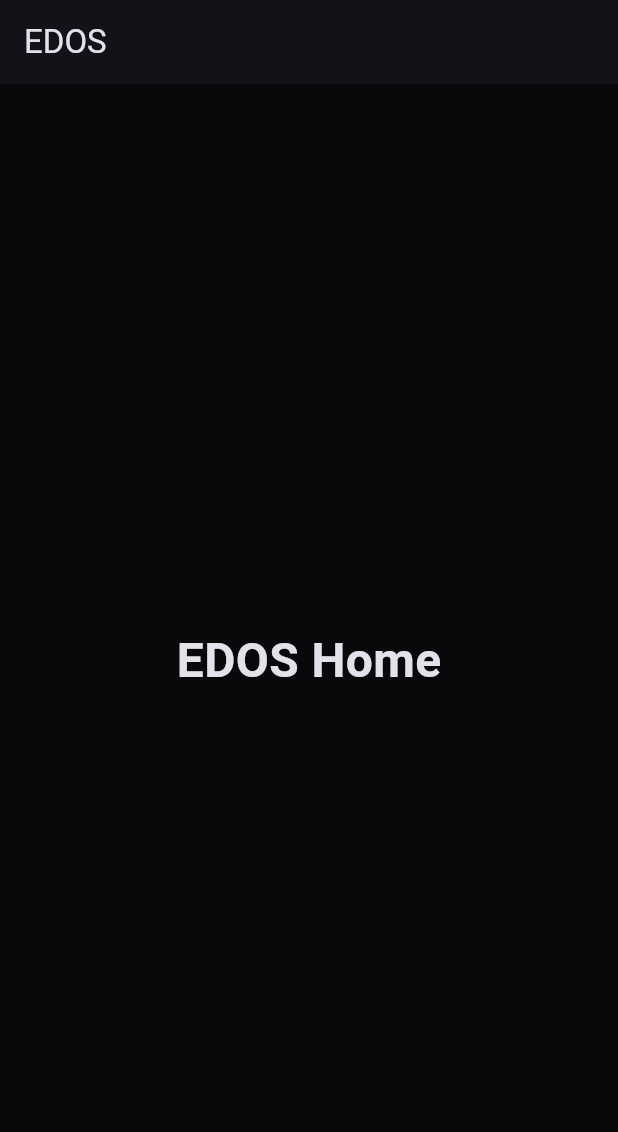
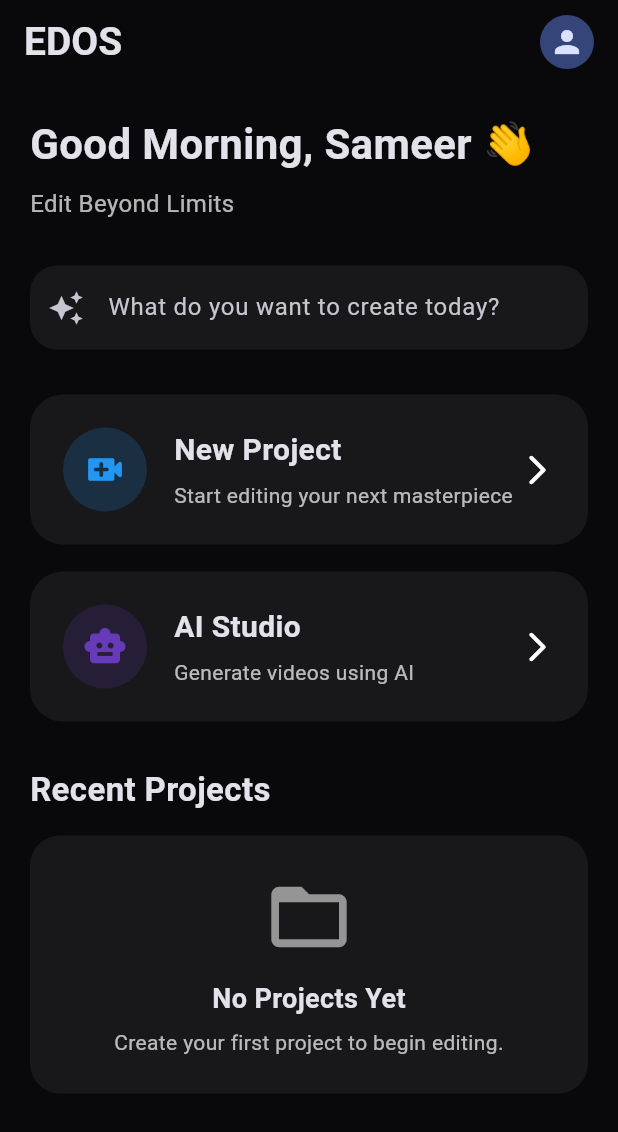
Before and after one commit to Sameermusic/EDOS, a Flutter app: the screen it shows after launch, on a phone screen of 412 x 824 dp. Shown: the top 1132 px of the screen. Run offline on Flutter 3.47's test engine with Material 3 defaults, Android fonts, the phone set to English and light mode, and no system bars.

Commit message:
feat: add create project workflow

```diff
--- a/lib/features/home/home_page.dart
+++ b/lib/features/home/home_page.dart
@@ -1,23 +1,233 @@
 import 'package:flutter/material.dart';
-
+import '../projects/project_page.dart';
 class HomePage extends StatelessWidget {
   const HomePage({super.key});
+
+  String _greeting() {
+    final hour = DateTime.now().hour;
+
+    if (hour < 12) {
+      return "Good Morning";
+    } else if (hour < 17) {
+      return "Good Afternoon";
+    } else {
+      return "Good Evening";
+    }
+  }
 
   @override
   Widget build(BuildContext context) {
     return Scaffold(
+      backgroundColor: const Color(0xFF09090B),
+
       appBar: AppBar(
-        title: const Text("EDOS"),
+        backgroundColor: const Color(0xFF09090B),
+        elevation: 0,
+        title: const Text(
+          "EDOS",
+          style: TextStyle(
+            fontWeight: FontWeight.bold,
+            fontSize: 26,
+          ),
+        ),
+        actions: const [
+          Padding(
+            padding: EdgeInsets.only(right: 16),
+            child: CircleAvatar(
+              radius: 18,
+              child: Icon(Icons.person),
+            ),
+          )
+        ],
       ),
-      body: const Center(
-        child: Text(
-          "EDOS Home",
-          style: TextStyle(
-            fontSize: 32,
-            fontWeight: FontWeight.bold,
-          ),
+
+      body: SingleChildScrollView(
+        padding: const EdgeInsets.all(20),
+
+        child: Column(
+          crossAxisAlignment: CrossAxisAlignment.start,
+
+          children: [
+
+            Text(
+              "${_greeting()}, Sameer 👋",
+              style: const TextStyle(
+                fontSize: 28,
+                fontWeight: FontWeight.bold,
+              ),
+            ),
+
+            const SizedBox(height: 8),
+
+            const Text(
+              "Edit Beyond Limits",
+              style: TextStyle(
+                fontSize: 16,
+                color: Colors.white70,
+              ),
+            ),
+
+            const SizedBox(height: 30),
+
+            TextField(
+              decoration: InputDecoration(
+                hintText: "What do you want to create today?",
+                prefixIcon: const Icon(Icons.auto_awesome),
+                filled: true,
+                fillColor: const Color(0xFF18181B),
+
+                border: OutlineInputBorder(
+                  borderRadius: BorderRadius.circular(18),
+                  borderSide: BorderSide.none,
+                ),
+              ),
+            ),
+
+            const SizedBox(height: 30),
+
+            InkWell(
+  borderRadius: BorderRadius.circular(22),
+  onTap: () {
+    Navigator.push(
+      context,
+      MaterialPageRoute(
+        builder: (_) => const ProjectPage(),
+      ),
+    );
+  },
+  child: _dashboardCard(
+    icon: Icons.video_call_rounded,
+    title: "New Project",
+    subtitle: "Start editing your next masterpiece",
+    color: Colors.blue,
+  ),
+),
+
+            const SizedBox(height: 18),
+
+            _dashboardCard(
+              icon: Icons.smart_toy,
+              title: "AI Studio",
+              subtitle: "Generate videos using AI",
+              color: Colors.deepPurple,
+            ),
+
+            const SizedBox(height: 30),
+
+            const Text(
+              "Recent Projects",
+              style: TextStyle(
+                fontSize: 22,
+                fontWeight: FontWeight.bold,
+              ),
+            ),
+
+            const SizedBox(height: 15),
+
+            Container(
+              width: double.infinity,
+              padding: const EdgeInsets.all(24),
+
+              decoration: BoxDecoration(
+                color: const Color(0xFF18181B),
+                borderRadius: BorderRadius.circular(20),
+              ),
+
+              child: const Column(
+                children: [
+
+                  Icon(
+                    Icons.folder_open,
+                    size: 60,
+                    color: Colors.white54,
+                  ),
+
+                  SizedBox(height: 12),
+
+                  Text(
+                    "No Projects Yet",
+                    style: TextStyle(
+                      fontSize: 18,
+                      fontWeight: FontWeight.bold,
+                    ),
+                  ),
+
+                  SizedBox(height: 6),
+
+                  Text(
+                    "Create your first project to begin editing.",
+                    textAlign: TextAlign.center,
+                    style: TextStyle(
+                      color: Colors.white70,
+                    ),
+                  ),
+                ],
+              ),
+            ),
+          ],
         ),
       ),
     );
   }
+
+  Widget _dashboardCard({
+    required IconData icon,
+    required String title,
+    required String subtitle,
+    required Color color,
+  }) {
+    return Container(
+      padding: const EdgeInsets.all(22),
+
+      decoration: BoxDecoration(
+        color: const Color(0xFF18181B),
+        borderRadius: BorderRadius.circular(22),
+      ),
+
+      child: Row(
+        children: [
+
+          CircleAvatar(
+            radius: 28,
+            backgroundColor: color.withValues(alpha: 0.18),
+            child: Icon(
+              icon,
+              color: color,
+              size: 30,
+            ),
+          ),
+
+          const SizedBox(width: 18),
+
+          Expanded(
+            child: Column(
+              crossAxisAlignment: CrossAxisAlignment.start,
+
+              children: [
+
+                Text(
+                  title,
+                  style: const TextStyle(
+                    fontSize: 20,
+                    fontWeight: FontWeight.bold,
+                  ),
+                ),
+
+                const SizedBox(height: 6),
+
+                Text(
+                  subtitle,
+                  style: const TextStyle(
+                    color: Colors.white70,
+                  ),
+                ),
+              ],
+            ),
+          ),
+
+          const Icon(Icons.arrow_forward_ios_rounded),
+        ],
+      ),
+    );
+  }
 }
```
Also changed, not shown: lib/features/projects/project_page.dart (+108 -0 lines), lib/features/projects/project_model.dart (added), lib/features/projects/project_service.dart (added).
